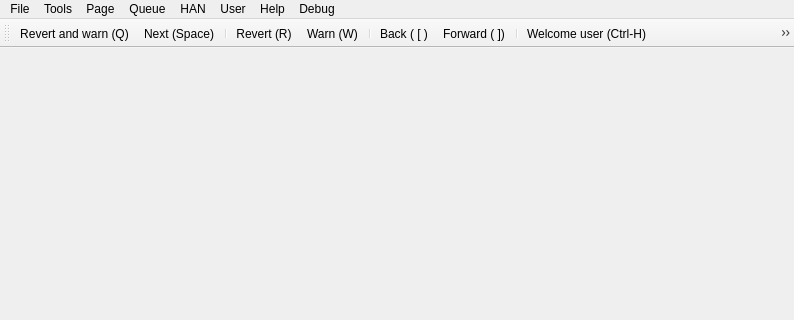
This is huggle/mainwindow.ui in huggle/huggle3-qt-lx as Qt 5 draws it before an edit; both pictures show x 0 to 794 and y 0 to 320 of the 794 by 482 pixel window. The edited form follows.
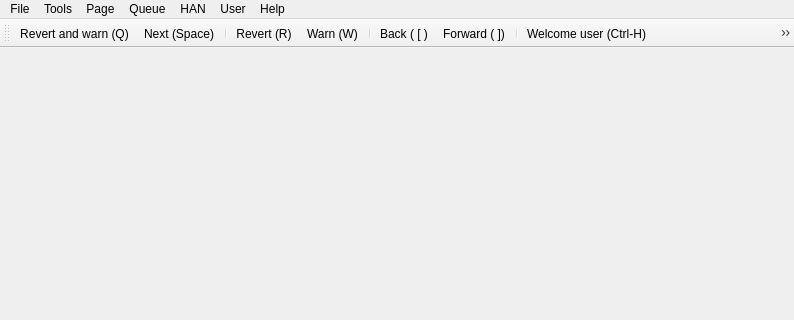
This is the edited form. Icons and pictures are not drawn.

```diff
--- a/huggle/mainwindow.ui
+++ b/huggle/mainwindow.ui
@@ -170,14 +170,6 @@
     <addaction name="menuWhen_queue_is_full"/>
     <addaction name="actionClear"/>
    </widget>
-   <widget class="QMenu" name="menuDebug">
-    <property name="title">
-     <string notr="true">Debug</string>
-    </property>
-    <addaction name="actionList_all_QGC_items"/>
-    <addaction name="actionEdit_info"/>
-    <addaction name="actionResort_queue"/>
-   </widget>
    <widget class="QMenu" name="menuHAN">
     <property name="title">
      <string>HAN</string>
@@ -194,7 +186,6 @@
    <addaction name="menuHAN"/>
    <addaction name="menuUser"/>
    <addaction name="menuHelp"/>
-   <addaction name="menuDebug"/>
   </widget>
   <widget class="QToolBar" name="mainToolBar">
    <property name="windowTitle">
```
Left out of the diff: 20 changed lines with no effect on the pictures.
